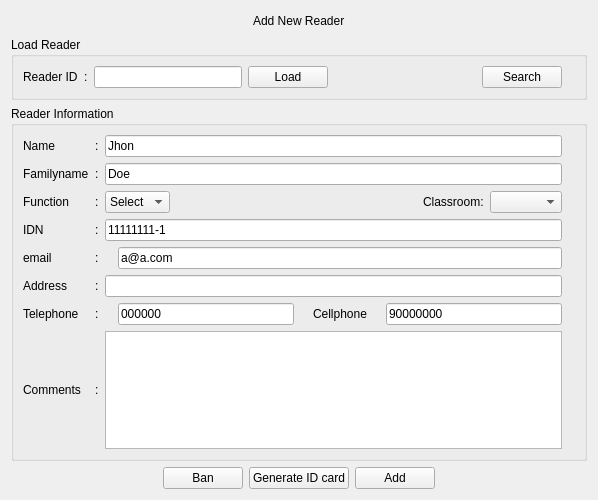
cagonza6/Buho, file src/Gui/mNewReader.ui: the form before one commit.
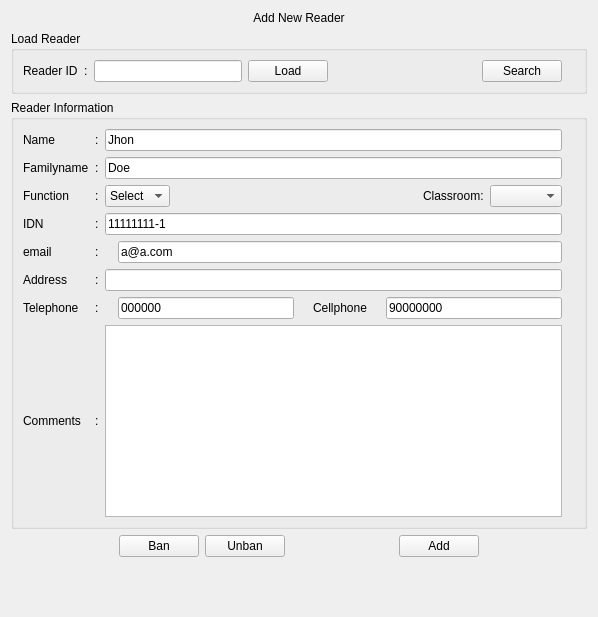
The form after the commit. Icons and pictures are not drawn.

What changed in the file:
```diff
--- a/src/Gui/mNewReader.ui
+++ b/src/Gui/mNewReader.ui
@@ -7,13 +7,13 @@
     <x>0</x>
     <y>0</y>
     <width>598</width>
-    <height>500</height>
+    <height>617</height>
    </rect>
   </property>
   <property name="maximumSize">
    <size>
     <width>600</width>
-    <height>500</height>
+    <height>800</height>
    </size>
   </property>
   <property name="windowTitle">
@@ -24,47 +24,14 @@
   </property>
   <layout class="QVBoxLayout" name="verticalLayout_2">
    <item>
-    <layout class="QHBoxLayout" name="horizontalLayout_3">
-     <item>
-      <spacer name="horizontalSpacer_3">
-       <property name="orientation">
-        <enum>Qt::Horizontal</enum>
-       </property>
-       <property name="sizeHint" stdset="0">
-        <size>
-         <width>40</width>
-         <height>20</height>
-        </size>
-       </property>
-      </spacer>
-     </item>
-     <item>
-      <widget class="QLabel" name="label">
-       <property name="minimumSize">
-        <size>
-         <width>0</width>
-         <height>20</height>
-        </size>
-       </property>
-       <property name="text">
-        <string>Add New Reader</string>
-       </property>
-      </widget>
-     </item>
-     <item>
-      <spacer name="horizontalSpacer">
-       <property name="orientation">
-        <enum>Qt::Horizontal</enum>
-       </property>
-       <property name="sizeHint" stdset="0">
-        <size>
-         <width>40</width>
-         <height>20</height>
-        </size>
-       </property>
-      </spacer>
-     </item>
-    </layout>
+    <widget class="QLabel" name="title">
+     <property name="text">
+      <string>Add New Reader</string>
+     </property>
+     <property name="alignment">
+      <set>Qt::AlignCenter</set>
+     </property>
+    </widget>
    </item>
    <item>
     <widget class="QGroupBox" name="frameEditReader">
@@ -480,7 +447,7 @@
    <item>
     <layout class="QHBoxLayout" name="horizontalLayout_4">
      <item>
-      <spacer name="horizontalSpacer_5">
+      <spacer name="horizontalSpacer_4">
        <property name="orientation">
         <enum>Qt::Horizontal</enum>
        </property>
@@ -502,10 +469,23 @@
      <item>
       <widget class="QPushButton" name="btn_card">
        <property name="text">
-        <string>Generate ID card</string>
+        <string>Unban</string>
        </property>
       </widget>
      </item>
+     <item>
+      <spacer name="horizontalSpacer_5">
+       <property name="orientation">
+        <enum>Qt::Horizontal</enum>
+       </property>
+       <property name="sizeHint" stdset="0">
+        <size>
+         <width>40</width>
+         <height>20</height>
+        </size>
+       </property>
+      </spacer>
+     </item>
      <item>
       <widget class="QPushButton" name="button_add">
        <property name="text">
@@ -514,7 +494,7 @@
       </widget>
      </item>
      <item>
-      <spacer name="horizontalSpacer_4">
+      <spacer name="horizontalSpacer_7">
        <property name="orientation">
         <enum>Qt::Horizontal</enum>
        </property>
```
Left out of the diff: 152 changed lines with no effect on the pictures.
